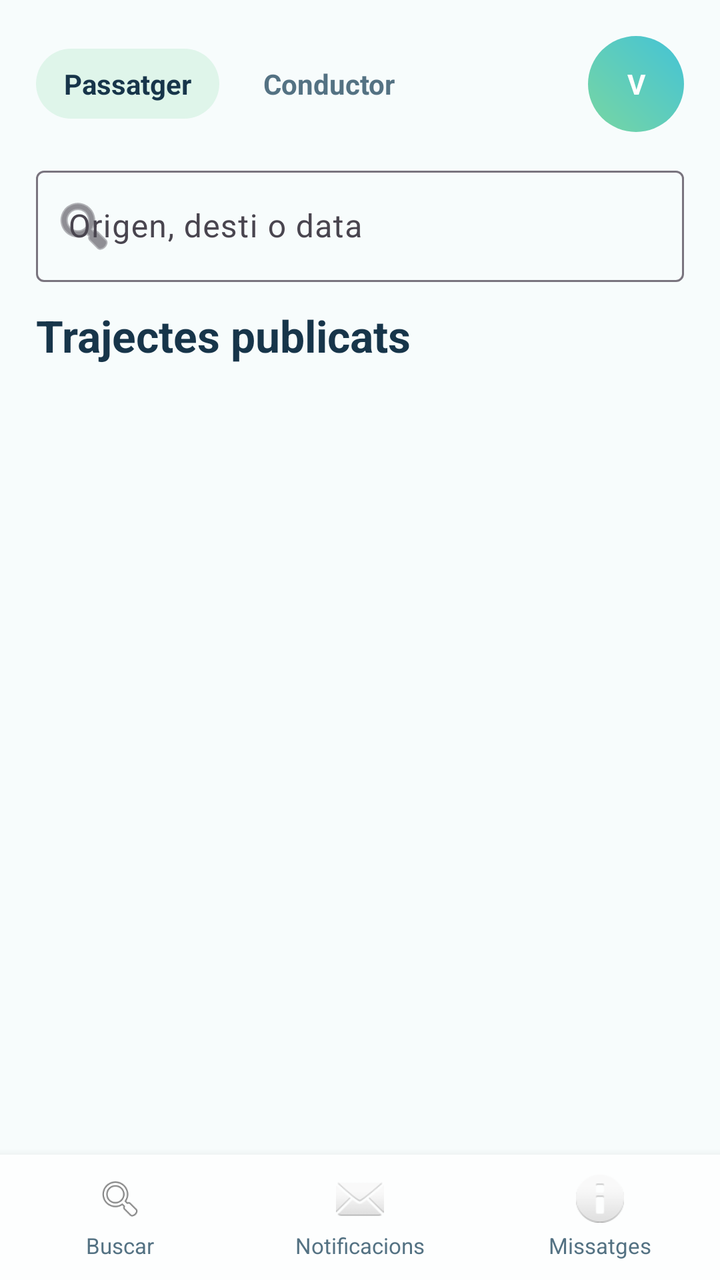
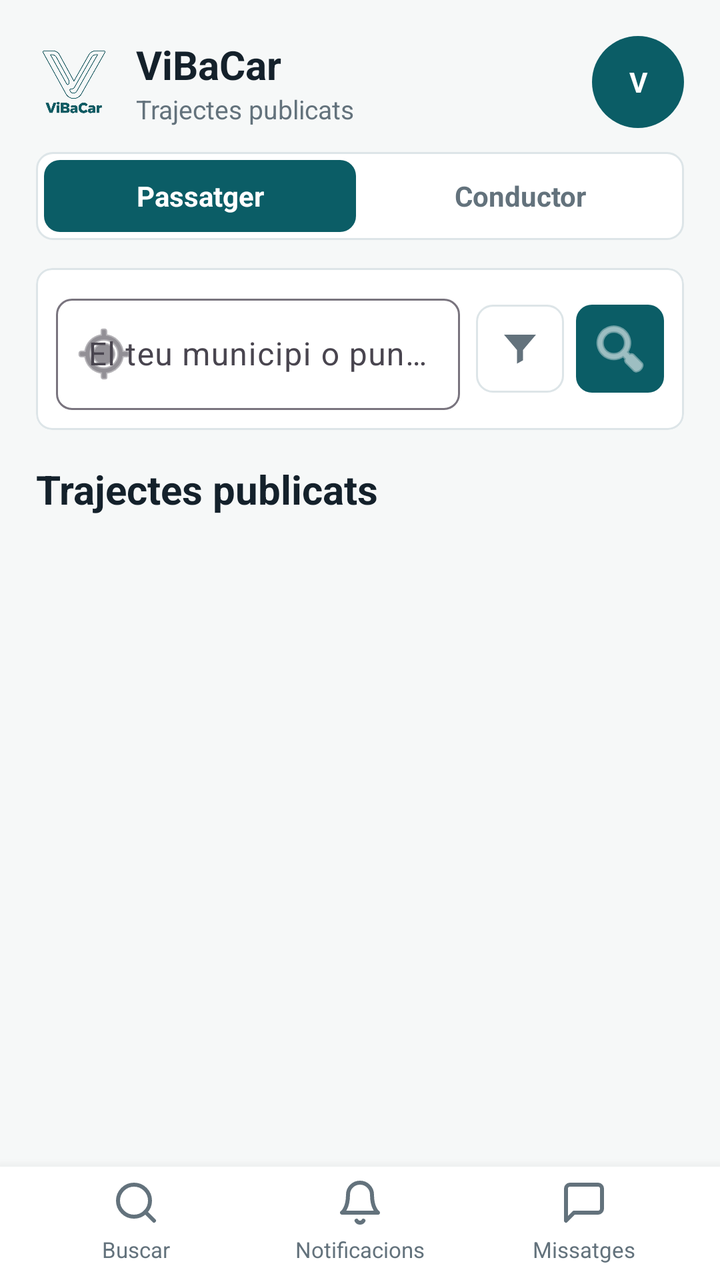

Compare the two renders of this Android layout. The source of the first and the diff that turns it into the second are given below.
<!-- AndroidManifest.xml: application theme Theme.ViBaCar -->
<!-- res/layout/activity_pantalla_passatger.xml -->
<?xml version="1.0" encoding="utf-8"?>
<androidx.constraintlayout.widget.ConstraintLayout xmlns:android="http://schemas.android.com/apk/res/android"
    xmlns:app="http://schemas.android.com/apk/res-auto"
    android:layout_width="match_parent"
    android:layout_height="match_parent"
    android:background="@color/color_fons_suau">

    <LinearLayout
        android:id="@+id/capcalera"
        android:layout_width="0dp"
        android:layout_height="wrap_content"
        android:layout_marginStart="18dp"
        android:layout_marginTop="18dp"
        android:layout_marginEnd="18dp"
        android:gravity="center_vertical"
        android:orientation="horizontal"
        app:layout_constraintEnd_toEndOf="parent"
        app:layout_constraintStart_toStartOf="parent"
        app:layout_constraintTop_toTopOf="parent">

        <TextView
            android:id="@+id/tabPassatger"
            android:layout_width="wrap_content"
            android:layout_height="wrap_content"
            android:background="@drawable/fons_xip"
            android:paddingHorizontal="14dp"
            android:paddingVertical="8dp"
            android:text="@string/tab_passatger"
            android:textColor="@color/color_text_principal"
            android:textStyle="bold" />

        <TextView
            android:id="@+id/tabConductor"
            android:layout_width="wrap_content"
            android:layout_height="wrap_content"
            android:layout_marginStart="8dp"
            android:paddingHorizontal="14dp"
            android:paddingVertical="8dp"
            android:text="@string/tab_conductor"
            android:textColor="@color/color_text_secundari"
            android:textStyle="bold" />

        <Space
            android:layout_width="0dp"
            android:layout_height="1dp"
            android:layout_weight="1" />

        <FrameLayout
            android:id="@+id/botoPerfil"
            android:layout_width="48dp"
            android:layout_height="48dp">

            <com.google.android.material.imageview.ShapeableImageView
                android:id="@+id/imatgePerfil"
                android:layout_width="match_parent"
                android:layout_height="match_parent"
                android:scaleType="centerCrop"
                android:visibility="gone"
                app:shapeAppearanceOverlay="@style/FormaAvatarCercle" />

            <TextView
                android:id="@+id/txtInicialAvatar"
                android:layout_width="match_parent"
                android:layout_height="match_parent"
                android:background="@drawable/fons_avatar"
                android:gravity="center"
                android:text="V"
                android:textColor="@color/color_text_clar"
                android:textStyle="bold" />
        </FrameLayout>
    </LinearLayout>

    <com.google.android.material.textfield.TextInputLayout
        android:id="@+id/layoutCerca"
        style="@style/Widget.Material3.TextInputLayout.OutlinedBox"
        android:layout_width="0dp"
        android:layout_height="wrap_content"
        android:layout_marginStart="18dp"
        android:layout_marginTop="14dp"
        android:layout_marginEnd="18dp"
        android:hint="@string/principal_cerca_hint"
        app:layout_constraintEnd_toEndOf="parent"
        app:layout_constraintStart_toStartOf="parent"
        app:layout_constraintTop_toBottomOf="@id/capcalera"
        app:startIconDrawable="@android:drawable/ic_menu_search">

        <com.google.android.material.textfield.TextInputEditText
            android:id="@+id/campCerca"
            android:layout_width="match_parent"
            android:layout_height="wrap_content" />
    </com.google.android.material.textfield.TextInputLayout>

    <TextView
        android:id="@+id/txtTitolLlista"
        android:layout_width="0dp"
        android:layout_height="wrap_content"
        android:layout_marginStart="18dp"
        android:layout_marginTop="12dp"
        android:layout_marginEnd="18dp"
        android:text="@string/passatger_llista_titol"
        android:textColor="@color/color_text_principal"
        android:textSize="22sp"
        android:textStyle="bold"
        app:layout_constraintEnd_toEndOf="parent"
        app:layout_constraintStart_toStartOf="parent"
        app:layout_constraintTop_toBottomOf="@id/layoutCerca" />

    <androidx.recyclerview.widget.RecyclerView
        android:id="@+id/llistaViatges"
        android:layout_width="0dp"
        android:layout_height="0dp"
        android:layout_marginStart="18dp"
        android:layout_marginTop="10dp"
        android:layout_marginEnd="18dp"
        android:clipToPadding="false"
        android:paddingBottom="8dp"
        app:layout_constraintBottom_toTopOf="@id/bottomNav"
        app:layout_constraintEnd_toEndOf="parent"
        app:layout_constraintStart_toStartOf="parent"
        app:layout_constraintTop_toBottomOf="@id/txtTitolLlista" />

    <TextView
        android:id="@+id/txtBuit"
        android:layout_width="0dp"
        android:layout_height="wrap_content"
        android:layout_marginHorizontal="28dp"
        android:gravity="center"
        android:text="@string/passatger_buit"
        android:textColor="@color/color_text_secundari"
        android:visibility="gone"
        app:layout_constraintBottom_toBottomOf="@id/llistaViatges"
        app:layout_constraintEnd_toEndOf="@id/llistaViatges"
        app:layout_constraintStart_toStartOf="@id/llistaViatges"
        app:layout_constraintTop_toTopOf="@id/llistaViatges" />

    <include
        android:id="@+id/bottomNav"
        layout="@layout/bottom_nav"
        android:layout_width="0dp"
        android:layout_height="wrap_content"
        app:layout_constraintBottom_toBottomOf="parent"
        app:layout_constraintEnd_toEndOf="parent"
        app:layout_constraintStart_toStartOf="parent" />

</androidx.constraintlayout.widget.ConstraintLayout>
<!-- res/layout/bottom_nav.xml (included above) -->
<?xml version="1.0" encoding="utf-8"?>
<LinearLayout xmlns:android="http://schemas.android.com/apk/res/android"
    android:layout_width="match_parent"
    android:layout_height="wrap_content"
    android:background="@color/color_targeta"
    android:elevation="8dp"
    android:orientation="horizontal">

    <LinearLayout
        android:id="@+id/navBuscar"
        android:layout_width="0dp"
        android:layout_height="wrap_content"
        android:layout_weight="1"
        android:clickable="true"
        android:focusable="true"
        android:background="?attr/selectableItemBackground"
        android:gravity="center"
        android:orientation="vertical"
        android:paddingVertical="10dp">

        <ImageView
            android:layout_width="24dp"
            android:layout_height="24dp"
            android:src="@android:drawable/ic_menu_search"
            android:contentDescription="@string/nav_buscar" />

        <TextView
            android:layout_width="wrap_content"
            android:layout_height="wrap_content"
            android:layout_marginTop="4dp"
            android:text="@string/nav_buscar"
            android:textColor="@color/color_text_secundari"
            android:textSize="11sp" />
    </LinearLayout>

    <LinearLayout
        android:id="@+id/navNotificacions"
        android:layout_width="0dp"
        android:layout_height="wrap_content"
        android:layout_weight="1"
        android:clickable="true"
        android:focusable="true"
        android:background="?attr/selectableItemBackground"
        android:gravity="center"
        android:orientation="vertical"
        android:paddingVertical="10dp">

        <FrameLayout
            android:layout_width="wrap_content"
            android:layout_height="wrap_content">

            <ImageView
                android:id="@+id/iconaNotificacions"
                android:layout_width="24dp"
                android:layout_height="24dp"
                android:src="@android:drawable/ic_dialog_email"
                android:contentDescription="@string/nav_notificacions" />

            <View
                android:id="@+id/badgeNotificacions"
                android:layout_width="8dp"
                android:layout_height="8dp"
                android:layout_gravity="top|end"
                android:background="@color/color_error"
                android:visibility="gone" />
        </FrameLayout>

        <TextView
            android:layout_width="wrap_content"
            android:layout_height="wrap_content"
            android:layout_marginTop="4dp"
            android:text="@string/nav_notificacions"
            android:textColor="@color/color_text_secundari"
            android:textSize="11sp" />
    </LinearLayout>

    <LinearLayout
        android:id="@+id/navMissatges"
        android:layout_width="0dp"
        android:layout_height="wrap_content"
        android:layout_weight="1"
        android:clickable="true"
        android:focusable="true"
        android:background="?attr/selectableItemBackground"
        android:gravity="center"
        android:orientation="vertical"
        android:paddingVertical="10dp">

        <ImageView
            android:layout_width="24dp"
            android:layout_height="24dp"
            android:src="@android:drawable/ic_dialog_info"
            android:contentDescription="@string/nav_missatges" />

        <TextView
            android:layout_width="wrap_content"
            android:layout_height="wrap_content"
            android:layout_marginTop="4dp"
            android:text="@string/nav_missatges"
            android:textColor="@color/color_text_secundari"
            android:textSize="11sp" />
    </LinearLayout>

</LinearLayout>
<!-- resources referenced by this layout -->
<resources>
  <color name="color_error">#C74E4E</color>
  <color name="color_fons_suau">#F7FCFC</color>
  <color name="color_targeta">#FDFEFE</color>
  <color name="color_text_principal">#17354A</color>
  <color name="color_text_secundari">#547283</color>
  <!-- drawable fons_avatar (drawable) -->
  <?xml version="1.0" encoding="utf-8"?>
  <shape xmlns:android="http://schemas.android.com/apk/res/android" android:shape="oval">
      <gradient
          android:angle="45"
          android:endColor="@color/color_principal"
          android:startColor="@color/color_secundari" />
  </shape>
  <!-- drawable fons_xip (drawable) -->
  <?xml version="1.0" encoding="utf-8"?>
  <shape xmlns:android="http://schemas.android.com/apk/res/android">
      <solid android:color="@color/color_xip" />
      <corners android:radius="18dp" />
  </shape>
  <string name="principal_cerca_hint">Origen, desti o data</string>
  <color name="color_principal">#44C3D6</color>
  <color name="color_secundari">#78D6A2</color>
  <color name="color_xip">#DFF5EA</color>
  <color name="color_fons">#EAF8F8</color>
  <!-- unchanged entries left out for length: 11 -->
</resources>

<!-- the commit's change to res/layout/activity_pantalla_passatger.xml (unified diff, before → after) -->
@@ -3,52 +3,55 @@
     xmlns:app="http://schemas.android.com/apk/res-auto"
     android:layout_width="match_parent"
     android:layout_height="match_parent"
-    android:background="@color/color_fons_suau">
+    android:background="@drawable/fons_pantalla">
 
     <LinearLayout
         android:id="@+id/capcalera"
         android:layout_width="0dp"
         android:layout_height="wrap_content"
-        android:layout_marginStart="18dp"
-        android:layout_marginTop="18dp"
-        android:layout_marginEnd="18dp"
         android:gravity="center_vertical"
         android:orientation="horizontal"
+        android:paddingHorizontal="18dp"
+        android:paddingTop="18dp"
+        android:paddingBottom="12dp"
         app:layout_constraintEnd_toEndOf="parent"
         app:layout_constraintStart_toStartOf="parent"
         app:layout_constraintTop_toTopOf="parent">
 
-        <TextView
-            android:id="@+id/tabPassatger"
-            android:layout_width="wrap_content"
-            android:layout_height="wrap_content"
-            android:background="@drawable/fons_xip"
-            android:paddingHorizontal="14dp"
-            android:paddingVertical="8dp"
-            android:text="@string/tab_passatger"
-            android:textColor="@color/color_text_principal"
-            android:textStyle="bold" />
-
-        <TextView
-            android:id="@+id/tabConductor"
-            android:layout_width="wrap_content"
-            android:layout_height="wrap_content"
-            android:layout_marginStart="8dp"
-            android:paddingHorizontal="14dp"
-            android:paddingVertical="8dp"
-            android:text="@string/tab_conductor"
-            android:textColor="@color/color_text_secundari"
-            android:textStyle="bold" />
-
-        <Space
+        <ImageView
+            android:layout_width="38dp"
+            android:layout_height="38dp"
+            android:contentDescription="@string/nom_marca"
+            android:src="@drawable/logo_color" />
+
+        <LinearLayout
             android:layout_width="0dp"
-            android:layout_height="1dp"
-            android:layout_weight="1" />
+            android:layout_height="wrap_content"
+            android:layout_marginStart="12dp"
+            android:layout_weight="1"
+            android:orientation="vertical">
+
+            <TextView
+                android:layout_width="wrap_content"
+                android:layout_height="wrap_content"
+                android:text="@string/nom_marca"
+                android:textColor="@color/color_text_principal"
+                android:textSize="20sp"
+                android:textStyle="bold" />
+
+            <TextView
+                android:layout_width="wrap_content"
+                android:layout_height="wrap_content"
+                android:text="@string/passatger_llista_titol"
+                android:textColor="@color/color_text_secundari"
+                android:textSize="13sp" />
+        </LinearLayout>
 
         <FrameLayout
             android:id="@+id/botoPerfil"
-            android:layout_width="48dp"
-            android:layout_height="48dp">
+            android:layout_width="46dp"
+            android:layout_height="46dp"
+            android:foreground="?attr/selectableItemBackgroundBorderless">
 
             <com.google.android.material.imageview.ShapeableImageView
                 android:id="@+id/imatgePerfil"
@@ -70,48 +73,164 @@
         </FrameLayout>
     </LinearLayout>
 
-    <com.google.android.material.textfield.TextInputLayout
-        android:id="@+id/layoutCerca"
-        style="@style/Widget.Material3.TextInputLayout.OutlinedBox"
-        android:layout_width="0dp"
-        android:layout_height="wrap_content"
-        android:layout_marginStart="18dp"
+    <LinearLayout
+        android:id="@+id/tabs"
+        android:layout_width="0dp"
+        android:layout_height="44dp"
+        android:layout_marginHorizontal="18dp"
+        android:background="@drawable/fons_capsula"
+        android:gravity="center"
+        android:orientation="horizontal"
+        android:padding="4dp"
+        app:layout_constraintEnd_toEndOf="parent"
+        app:layout_constraintStart_toStartOf="parent"
+        app:layout_constraintTop_toBottomOf="@id/capcalera">
+
+        <TextView
+            android:id="@+id/tabPassatger"
+            android:layout_width="0dp"
+            android:layout_height="match_parent"
+            android:layout_weight="1"
+            android:background="@drawable/fons_boto_principal"
+            android:gravity="center"
+            android:text="@string/tab_passatger"
+            android:textColor="@color/color_text_clar"
+            android:textStyle="bold" />
+
+        <TextView
+            android:id="@+id/tabConductor"
+            android:layout_width="0dp"
+            android:layout_height="match_parent"
+            android:layout_marginStart="4dp"
+            android:layout_weight="1"
+            android:gravity="center"
+            android:text="@string/tab_conductor"
+            android:textColor="@color/color_text_secundari"
+            android:textStyle="bold" />
+    </LinearLayout>
+
+    <com.google.android.material.card.MaterialCardView
+        android:id="@+id/blocCerca"
+        android:layout_width="0dp"
+        android:layout_height="wrap_content"
+        android:layout_marginHorizontal="18dp"
         android:layout_marginTop="14dp"
-        android:layout_marginEnd="18dp"
-        android:hint="@string/principal_cerca_hint"
-        app:layout_constraintEnd_toEndOf="parent"
-        app:layout_constraintStart_toStartOf="parent"
-        app:layout_constraintTop_toBottomOf="@id/capcalera"
-        app:startIconDrawable="@android:drawable/ic_menu_search">
-
-        <com.google.android.material.textfield.TextInputEditText
-            android:id="@+id/campCerca"
+        app:cardBackgroundColor="@color/color_targeta"
+        app:cardCornerRadius="8dp"
+        app:cardElevation="0dp"
+        app:layout_constraintEnd_toEndOf="parent"
+        app:layout_constraintStart_toStartOf="parent"
+        app:layout_constraintTop_toBottomOf="@id/tabs"
+        app:strokeColor="@color/color_linia"
+        app:strokeWidth="1dp">
+
+        <LinearLayout
             android:layout_width="match_parent"
-            android:layout_height="wrap_content" />
-    </com.google.android.material.textfield.TextInputLayout>
+            android:layout_height="wrap_content"
+            android:orientation="vertical">
+
+            <LinearLayout
+                android:layout_width="match_parent"
+                android:layout_height="wrap_content"
+                android:gravity="center_vertical"
+                android:orientation="horizontal"
+                android:padding="10dp">
+
+                <com.google.android.material.textfield.TextInputLayout
+                    android:id="@+id/layoutOrigen"
+                    style="@style/Widget.Material3.TextInputLayout.OutlinedBox"
+                    android:layout_width="0dp"
+                    android:layout_height="wrap_content"
+                    android:layout_weight="1"
+                    android:hint="@string/cerca_origen_hint"
+                    app:boxCornerRadiusBottomEnd="8dp"
+                    app:boxCornerRadiusBottomStart="8dp"
+                    app:boxCornerRadiusTopEnd="8dp"
+                    app:boxCornerRadiusTopStart="8dp"
+                    app:startIconDrawable="@android:drawable/ic_menu_mylocation">
+
+                    <com.google.android.material.textfield.TextInputEditText
+                        android:id="@+id/campOrigen"
+                        android:layout_width="match_parent"
+                        android:layout_height="wrap_content"
+                        android:imeOptions="actionSearch"
+                        android:inputType="textPostalAddress" />
+                </com.google.android.material.textfield.TextInputLayout>
+
+                <FrameLayout
+                    android:layout_width="44dp"
+                    android:layout_height="44dp"
+                    android:layout_marginStart="8dp">
+
+                    <ImageButton
+                        android:id="@+id/botoFiltres"
+                        android:layout_width="match_parent"
+                        android:layout_height="match_parent"
+                        android:background="@drawable/fons_capsula"
+                        android:contentDescription="@string/boto_filtres"
+                        android:padding="10dp"
+                        android:src="@drawable/ic_filtre"
+                        android:tint="@color/color_text_secundari" />
+
+                    <TextView
+                        android:id="@+id/txtInsignieFiltres"
+                        android:layout_width="18dp"
+                        android:layout_height="18dp"
+                        android:layout_gravity="top|end"
+                        android:background="@drawable/fons_avatar"
+                        android:gravity="center"
+                        android:textColor="@color/color_text_clar"
+                        android:textSize="9sp"
+                        android:textStyle="bold"
+                        android:visibility="gone" />
+                </FrameLayout>
+
+                <ImageButton
+                    android:id="@+id/botoCercar"
+                    android:layout_width="44dp"
+                    android:layout_height="44dp"
+                    android:layout_marginStart="6dp"
+                    android:background="@drawable/fons_boto_principal"
+                    android:contentDescription="@string/cerca_botto"
+                    android:padding="10dp"
+                    android:src="@android:drawable/ic_menu_search"
+                    android:tint="@color/color_text_clar" />
+            </LinearLayout>
+
+            <TextView
+                android:id="@+id/botoNetejar"
+                android:layout_width="match_parent"
+                android:layout_height="wrap_content"
+                android:gravity="center"
+                android:paddingHorizontal="14dp"
+                android:paddingBottom="10dp"
+                android:text="@string/cerca_neteja"
+                android:textColor="@color/color_principal"
+                android:textSize="13sp"
+                android:visibility="gone" />
+        </LinearLayout>
+    </com.google.android.material.card.MaterialCardView>
 
     <TextView
         android:id="@+id/txtTitolLlista"
         android:layout_width="0dp"
         android:layout_height="wrap_content"
-        android:layout_marginStart="18dp"
-        android:layout_marginTop="12dp"
-        android:layout_marginEnd="18dp"
+        android:layout_marginHorizontal="18dp"
+        android:layout_marginTop="16dp"
         android:text="@string/passatger_llista_titol"
         android:textColor="@color/color_text_principal"
-        android:textSize="22sp"
+        android:textSize="20sp"
         android:textStyle="bold"
         app:layout_constraintEnd_toEndOf="parent"
         app:layout_constraintStart_toStartOf="parent"
-        app:layout_constraintTop_toBottomOf="@id/layoutCerca" />
+        app:layout_constraintTop_toBottomOf="@id/blocCerca" />
 
     <androidx.recyclerview.widget.RecyclerView
         android:id="@+id/llistaViatges"
         android:layout_width="0dp"
         android:layout_height="0dp"
-        android:layout_marginStart="18dp"
+        android:layout_marginHorizontal="18dp"
         android:layout_marginTop="10dp"
-        android:layout_marginEnd="18dp"
         android:clipToPadding="false"
         android:paddingBottom="8dp"
         app:layout_constraintBottom_toTopOf="@id/bottomNav"
@@ -146,31 +265,38 @@
 <!-- res/layout/bottom_nav.xml (included above) -->
 <?xml version="1.0" encoding="utf-8"?>
 <LinearLayout xmlns:android="http://schemas.android.com/apk/res/android"
+    xmlns:app="http://schemas.android.com/apk/res-auto"
     android:layout_width="match_parent"
-    android:layout_height="wrap_content"
+    android:layout_height="72dp"
     android:background="@color/color_targeta"
-    android:elevation="8dp"
-    android:orientation="horizontal">
+    android:elevation="10dp"
+    android:gravity="center"
+    android:orientation="horizontal"
+    android:paddingHorizontal="12dp"
+    android:paddingTop="6dp"
+    android:paddingBottom="8dp">
 
     <LinearLayout
         android:id="@+id/navBuscar"
         android:layout_width="0dp"
-        android:layout_height="wrap_content"
+        android:layout_height="match_parent"
         android:layout_weight="1"
+        android:background="?attr/selectableItemBackground"
         android:clickable="true"
         android:focusable="true"
-        android:background="?attr/selectableItemBackground"
-        android:gravity="center"
-        android:orientation="vertical"
-        android:paddingVertical="10dp">
+        android:gravity="center"
+        android:orientation="vertical">
 
         <ImageView
+            android:id="@+id/iconaBuscar"
             android:layout_width="24dp"
             android:layout_height="24dp"
-            android:src="@android:drawable/ic_menu_search"
-            android:contentDescription="@string/nav_buscar" />
-
-        <TextView
+            android:contentDescription="@string/nav_buscar"
+            android:src="@drawable/ic_nav_buscar"
+            app:tint="@color/color_text_secundari" />
+
+        <TextView
+            android:id="@+id/textNavBuscar"
             android:layout_width="wrap_content"
             android:layout_height="wrap_content"
             android:layout_marginTop="4dp"
@@ -182,14 +308,13 @@
     <LinearLayout
         android:id="@+id/navNotificacions"
         android:layout_width="0dp"
-        android:layout_height="wrap_content"
+        android:layout_height="match_parent"
         android:layout_weight="1"
+        android:background="?attr/selectableItemBackground"
         android:clickable="true"
         android:focusable="true"
-        android:background="?attr/selectableItemBackground"
-        android:gravity="center"
-        android:orientation="vertical"
-        android:paddingVertical="10dp">
+        android:gravity="center"
+        android:orientation="vertical">
 
         <FrameLayout
             android:layout_width="wrap_content"
@@ -199,19 +324,21 @@
                 android:id="@+id/iconaNotificacions"
                 android:layout_width="24dp"
                 android:layout_height="24dp"
-                android:src="@android:drawable/ic_dialog_email"
-                android:contentDescription="@string/nav_notificacions" />
+                android:contentDescription="@string/nav_notificacions"
+                android:src="@drawable/ic_nav_notificacions"
+                app:tint="@color/color_text_secundari" />
 
             <View
                 android:id="@+id/badgeNotificacions"
                 android:layout_width="8dp"
                 android:layout_height="8dp"
                 android:layout_gravity="top|end"
-                android:background="@color/color_error"
+                android:background="@drawable/fons_badge"
                 android:visibility="gone" />
         </FrameLayout>
 
         <TextView
+            android:id="@+id/textNavNotificacions"
             android:layout_width="wrap_content"
             android:layout_height="wrap_content"
             android:layout_marginTop="4dp"
@@ -223,22 +350,24 @@
     <LinearLayout
         android:id="@+id/navMissatges"
         android:layout_width="0dp"
-        android:layout_height="wrap_content"
+        android:layout_height="match_parent"
         android:layout_weight="1"
+        android:background="?attr/selectableItemBackground"
         android:clickable="true"
         android:focusable="true"
-        android:background="?attr/selectableItemBackground"
-        android:gravity="center"
-        android:orientation="vertical"
-        android:paddingVertical="10dp">
+        android:gravity="center"
+        android:orientation="vertical">
 
         <ImageView
+            android:id="@+id/iconaMissatges"
             android:layout_width="24dp"
             android:layout_height="24dp"
-            android:src="@android:drawable/ic_dialog_info"
-            android:contentDescription="@string/nav_missatges" />
-
-        <TextView
+            android:contentDescription="@string/nav_missatges"
+            android:src="@drawable/ic_nav_missatges"
+            app:tint="@color/color_text_secundari" />
+
+        <TextView
+            android:id="@+id/textNavMissatges"
             android:layout_width="wrap_content"
             android:layout_height="wrap_content"
             android:layout_marginTop="4dp"
<!-- resource entries referenced after the edit -->
@@ -1,29 +1,118 @@
 <!-- resources referenced by this layout -->
 <resources>
-  <color name="color_error">#C74E4E</color>
-  <color name="color_fons_suau">#F7FCFC</color>
-  <color name="color_targeta">#FDFEFE</color>
-  <color name="color_text_principal">#17354A</color>
-  <color name="color_text_secundari">#547283</color>
+  <color name="color_linia">#DDE5E8</color>
+  <color name="color_error">#B23B3B</color>
+  <color name="color_fons_suau">#F6F8F8</color>
+  <color name="color_targeta">#FFFFFF</color>
+  <color name="color_text_principal">#14212B</color>
+  <color name="color_text_secundari">#63727C</color>
   <!-- drawable fons_avatar (drawable) -->
   <?xml version="1.0" encoding="utf-8"?>
   <shape xmlns:android="http://schemas.android.com/apk/res/android" android:shape="oval">
-      <gradient
-          android:angle="45"
-          android:endColor="@color/color_principal"
-          android:startColor="@color/color_secundari" />
+      <solid android:color="@color/color_principal" />
   </shape>
-  <!-- drawable fons_xip (drawable) -->
+  <!-- drawable fons_badge (drawable) -->
+  <?xml version="1.0" encoding="utf-8"?>
+  <shape xmlns:android="http://schemas.android.com/apk/res/android"
+      android:shape="oval">
+      <solid android:color="@color/color_error" />
+  </shape>
+  <!-- drawable fons_boto_principal (drawable) -->
   <?xml version="1.0" encoding="utf-8"?>
   <shape xmlns:android="http://schemas.android.com/apk/res/android">
-      <solid android:color="@color/color_xip" />
-      <corners android:radius="18dp" />
+      <solid android:color="@color/color_principal" />
+      <corners android:radius="8dp" />
   </shape>
-  <string name="principal_cerca_hint">Origen, desti o data</string>
-  <color name="color_principal">#44C3D6</color>
-  <color name="color_secundari">#78D6A2</color>
-  <color name="color_xip">#DFF5EA</color>
-  <color name="color_fons">#EAF8F8</color>
+  <!-- drawable fons_capsula (drawable) -->
+  <?xml version="1.0" encoding="utf-8"?>
+  <shape xmlns:android="http://schemas.android.com/apk/res/android">
+      <solid android:color="@color/color_targeta" />
+      <corners android:radius="8dp" />
+      <stroke
+          android:width="1dp"
+          android:color="@color/color_linia" />
+  </shape>
+  <!-- drawable fons_pantalla (drawable) -->
+  <?xml version="1.0" encoding="utf-8"?>
+  <shape xmlns:android="http://schemas.android.com/apk/res/android">
+      <solid android:color="@color/color_fons_suau" />
+  </shape>
+  <!-- drawable ic_filtre (drawable) -->
+  <?xml version="1.0" encoding="utf-8"?>
+  <vector xmlns:android="http://schemas.android.com/apk/res/android"
+      android:width="24dp"
+      android:height="24dp"
+      android:viewportWidth="24"
+      android:viewportHeight="24">
+      <path
+          android:fillColor="#FF000000"
+          android:pathData="M4,5h16l-6.5,7.7v5.1l-3,1.7v-6.8L4,5z" />
+  </vector>
+  <!-- drawable ic_nav_buscar (drawable) -->
+  <?xml version="1.0" encoding="utf-8"?>
+  <vector xmlns:android="http://schemas.android.com/apk/res/android"
+      android:width="24dp"
+      android:height="24dp"
+      android:viewportWidth="24"
+      android:viewportHeight="24">
+      <path
+          android:strokeColor="#000000"
+          android:strokeWidth="2"
+          android:strokeLineCap="round"
+          android:fillColor="@android:color/transparent"
+          android:pathData="M11,19a8,8 0,1,0 0,-16 8,8 0,0,0 0,16z" />
+      <path
+          android:strokeColor="#000000"
+          android:strokeWidth="2"
+          android:strokeLineCap="round"
+          android:fillColor="@android:color/transparent"
+          android:pathData="M21,21 L16.65,16.65" />
+  </vector>
+  <!-- drawable ic_nav_missatges (drawable) -->
+  <?xml version="1.0" encoding="utf-8"?>
+  <vector xmlns:android="http://schemas.android.com/apk/res/android"
+      android:width="24dp"
+      android:height="24dp"
+      android:viewportWidth="24"
+      android:viewportHeight="24">
+      <path
+          android:strokeColor="#000000"
+          android:strokeWidth="2"
+          android:strokeLineCap="round"
+          android:strokeLineJoin="round"
+          android:fillColor="@android:color/transparent"
+          android:pathData="M21,15 a2,2 0,0,1 -2,2 H7 l-4,4 V5 a2,2 0,0,1 2,-2 h14 a2,2 0,0,1 2,2 z" />
+  </vector>
+  <!-- drawable ic_nav_notificacions (drawable) -->
+  <?xml version="1.0" encoding="utf-8"?>
+  <vector xmlns:android="http://schemas.android.com/apk/res/android"
+      android:width="24dp"
+      android:height="24dp"
+      android:viewportWidth="24"
+      android:viewportHeight="24">
+      <path
+          android:strokeColor="#000000"
+          android:strokeWidth="2"
+          android:strokeLineCap="round"
+          android:strokeLineJoin="round"
+          android:fillColor="@android:color/transparent"
+          android:pathData="M18,8 A6,6 0,0,0 6,8 c0,7 -3,9 -3,9 h18 s-3,-2 -3,-9" />
+      <path
+          android:strokeColor="#000000"
+          android:strokeWidth="2"
+          android:strokeLineCap="round"
+          android:fillColor="@android:color/transparent"
+          android:pathData="M13.73,21 a2,2 0,0,1 -3.46,0" />
+  </vector>
+  <!-- drawable logo_color: png bitmap (drawable, 119856 bytes) -->
+  <string name="boto_filtres">Filtres</string>
+  <string name="cerca_botto">Cercar</string>
+  <string name="cerca_neteja">Neteja filtres</string>
+  <string name="cerca_origen_hint">El teu municipi o punt de sortida</string>
+  <string name="nom_marca">ViBaCar</string>
+  <color name="color_principal">#0B5D66</color>
+  <color name="color_secundari">#2F8F67</color>
+  <color name="color_fons">#EEF3F4</color>
   <!-- unchanged entries left out for length: 11 -->
 </resources>
 
